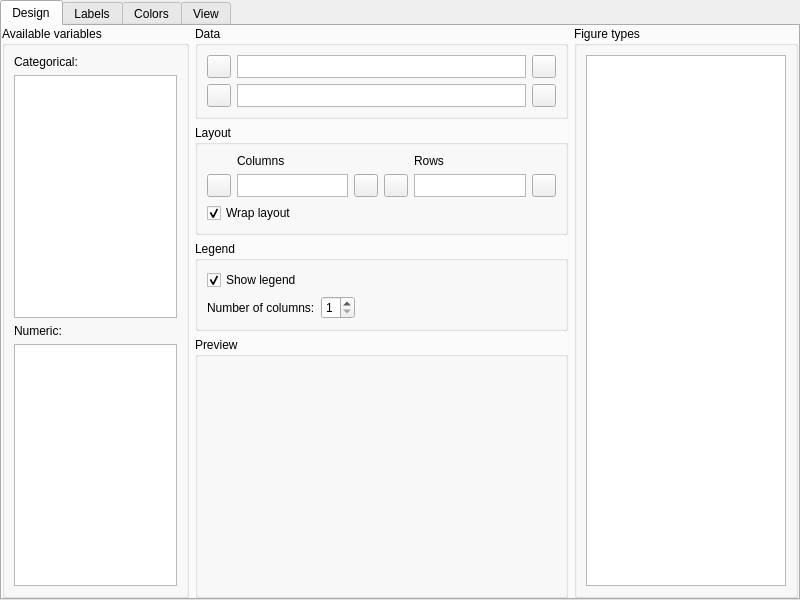
Above: coquery/gui/ui/visualizationDesigner.ui from gkunter/coquery before the change. Below: the same form after it.
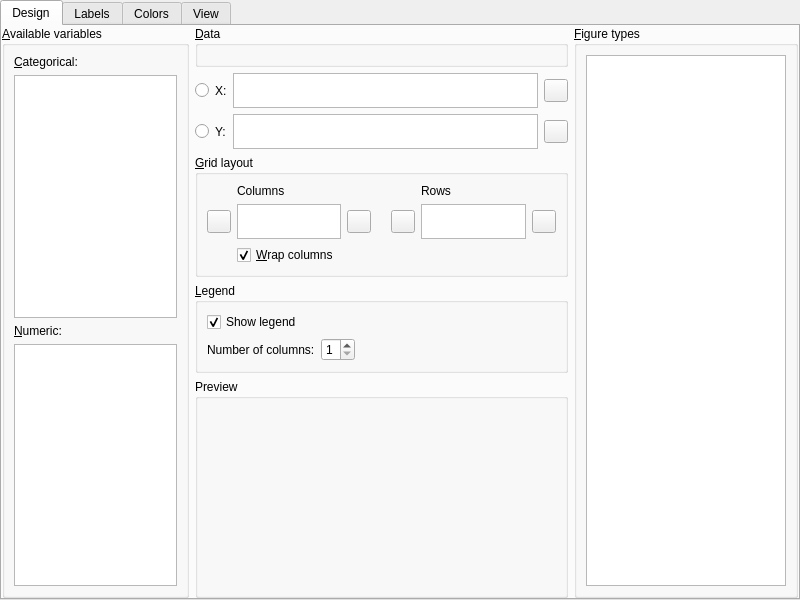
That is the form after the change. Custom widgets are drawn as their Qt base class.

Diff of the .ui file:
```diff
--- a/coquery/gui/ui/visualizationDesigner.ui
+++ b/coquery/gui/ui/visualizationDesigner.ui
@@ -33,13 +33,16 @@
        <item>
         <widget class="QGroupBox" name="group_variables">
          <property name="title">
-          <string>Available variables</string>
+          <string>&amp;Available variables</string>
          </property>
          <layout class="QVBoxLayout" name="verticalLayout_2">
           <item>
            <widget class="QLabel" name="label_3">
             <property name="text">
-             <string>Categorical:</string>
+             <string>&amp;Categorical:</string>
+            </property>
+            <property name="buddy">
+             <cstring>table_categorical</cstring>
             </property>
            </widget>
           </item>
@@ -53,7 +56,10 @@
           <item>
            <widget class="QLabel" name="label_5">
             <property name="text">
-             <string>Numeric:</string>
+             <string>&amp;Numeric:</string>
+            </property>
+            <property name="buddy">
+             <cstring>table_numerical</cstring>
             </property>
            </widget>
           </item>
@@ -68,347 +74,323 @@
         </widget>
        </item>
        <item>
-        <layout class="QVBoxLayout" name="verticalLayout_6" stretch="0,0,0,1">
+        <layout class="QVBoxLayout" name="verticalLayout_6" stretch="0,0,0,0,1">
          <item>
           <widget class="QGroupBox" name="group_data">
            <property name="title">
-            <string>Data</string>
+            <string>&amp;Data</string>
            </property>
-           <layout class="QGridLayout" name="gridLayout_4" columnstretch="0,1,0">
-            <item row="1" column="1">
-             <widget class="CoqFeatureTray" name="tray_data_y">
-              <property name="sizePolicy">
-               <sizepolicy hsizetype="Expanding" vsizetype="Ignored">
-                <horstretch>0</horstretch>
-                <verstretch>0</verstretch>
-               </sizepolicy>
-              </property>
-             </widget>
-            </item>
-            <item row="0" column="1">
-             <widget class="CoqFeatureTray" name="tray_data_x">
-              <property name="sizePolicy">
-               <sizepolicy hsizetype="Expanding" vsizetype="Ignored">
-                <horstretch>0</horstretch>
-                <verstretch>0</verstretch>
-               </sizepolicy>
-              </property>
-             </widget>
-            </item>
-            <item row="0" column="2">
-             <layout class="QVBoxLayout" name="verticalLayout_13">
-              <property name="spacing">
-               <number>0</number>
-              </property>
+           <layout class="QGridLayout" name="gridLayout_4" columnstretch="0"/>
+          </widget>
+         </item>
               <item>
-               <spacer name="verticalSpacer_13">
+          <layout class="QGridLayout" name="gridLayout_3">
+           <item row="5" column="3">
+            <spacer name="verticalSpacer_12">
                 <property name="orientation">
                  <enum>Qt::Vertical</enum>
                 </property>
+             <property name="sizeType">
+              <enum>QSizePolicy::Expanding</enum>
+             </property>
                 <property name="sizeHint" stdset="0">
                  <size>
-                  <width>0</width>
+               <width>13</width>
                   <height>0</height>
                  </size>
                 </property>
                </spacer>
               </item>
-              <item>
-               <widget class="QToolButton" name="button_clear_x">
-                <property name="text">
-                 <string/>
-                </property>
-               </widget>
-              </item>
-              <item>
+           <item row="2" column="0">
+            <spacer name="verticalSpacer_16">
+             <property name="orientation">
+              <enum>Qt::Vertical</enum>
+             </property>
+             <property name="sizeType">
+              <enum>QSizePolicy::Expanding</enum>
+             </property>
+             <property name="sizeHint" stdset="0">
+              <size>
+               <width>13</width>
+               <height>0</height>
+              </size>
+             </property>
+            </spacer>
+           </item>
+           <item row="2" column="3">
                <spacer name="verticalSpacer_14">
                 <property name="orientation">
                  <enum>Qt::Vertical</enum>
                 </property>
-                <property name="sizeHint" stdset="0">
-                 <size>
-                  <width>0</width>
-                  <height>0</height>
-                 </size>
-                </property>
-               </spacer>
-              </item>
-             </layout>
-            </item>
-            <item row="1" column="2">
-             <layout class="QVBoxLayout" name="verticalLayout_11">
-              <property name="spacing">
-               <number>0</number>
-              </property>
-              <item>
-               <spacer name="verticalSpacer_11">
-                <property name="orientation">
-                 <enum>Qt::Vertical</enum>
-                </property>
+             <property name="sizeType">
+              <enum>QSizePolicy::Expanding</enum>
+             </property>
                 <property name="sizeHint" stdset="0">
                  <size>
-                  <width>0</width>
+               <width>13</width>
                   <height>0</height>
                  </size>
                 </property>
                </spacer>
               </item>
-              <item>
+           <item row="4" column="3">
                <widget class="QToolButton" name="button_clear_y">
                 <property name="text">
                  <string/>
                 </property>
                </widget>
               </item>
-              <item>
-               <spacer name="verticalSpacer_12">
+           <item row="5" column="0">
+            <spacer name="verticalSpacer_18">
                 <property name="orientation">
                  <enum>Qt::Vertical</enum>
                 </property>
+             <property name="sizeType">
+              <enum>QSizePolicy::Expanding</enum>
+             </property>
                 <property name="sizeHint" stdset="0">
                  <size>
-                  <width>0</width>
+               <width>13</width>
                   <height>0</height>
                  </size>
                 </property>
                </spacer>
               </item>
-             </layout>
-            </item>
-            <item row="0" column="0">
-             <layout class="QVBoxLayout" name="verticalLayout_14">
-              <property name="spacing">
-               <number>0</number>
-              </property>
-              <item>
+           <item row="3" column="0">
                <spacer name="verticalSpacer_15">
                 <property name="orientation">
                  <enum>Qt::Vertical</enum>
                 </property>
+             <property name="sizeType">
+              <enum>QSizePolicy::Expanding</enum>
+             </property>
                 <property name="sizeHint" stdset="0">
                  <size>
-                  <width>0</width>
+               <width>13</width>
                   <height>0</height>
                  </size>
                 </property>
                </spacer>
               </item>
-              <item>
-               <widget class="QToolButton" name="button_data_x">
+           <item row="1" column="3">
+            <widget class="QToolButton" name="button_clear_x">
                 <property name="text">
                  <string/>
                 </property>
                </widget>
               </item>
-              <item>
-               <spacer name="verticalSpacer_16">
-                <property name="orientation">
-                 <enum>Qt::Vertical</enum>
-                </property>
-                <property name="sizeHint" stdset="0">
-                 <size>
-                  <width>0</width>
-                  <height>0</height>
-                 </size>
-                </property>
-               </spacer>
-              </item>
-             </layout>
-            </item>
-            <item row="1" column="0">
-             <layout class="QVBoxLayout" name="verticalLayout_17">
-              <property name="spacing">
-               <number>0</number>
-              </property>
-              <item>
+           <item row="0" column="0">
                <spacer name="verticalSpacer_17">
                 <property name="orientation">
                  <enum>Qt::Vertical</enum>
                 </property>
+             <property name="sizeType">
+              <enum>QSizePolicy::Expanding</enum>
+             </property>
                 <property name="sizeHint" stdset="0">
                  <size>
-                  <width>0</width>
+               <width>13</width>
                   <height>0</height>
                  </size>
                 </property>
                </spacer>
               </item>
-              <item>
-               <widget class="QToolButton" name="button_data_y">
-                <property name="text">
-                 <string/>
-                </property>
-                <property name="toolButtonStyle">
-                 <enum>Qt::ToolButtonIconOnly</enum>
-                </property>
-               </widget>
-              </item>
-              <item>
-               <spacer name="verticalSpacer_18">
+           <item row="3" column="3">
+            <spacer name="verticalSpacer_13">
+             <property name="orientation">
+              <enum>Qt::Vertical</enum>
+             </property>
+             <property name="sizeType">
+              <enum>QSizePolicy::Expanding</enum>
+             </property>
+             <property name="sizeHint" stdset="0">
+              <size>
+               <width>13</width>
+               <height>0</height>
+              </size>
+             </property>
+            </spacer>
+           </item>
+           <item row="0" column="3">
+            <spacer name="verticalSpacer_11">
                 <property name="orientation">
                  <enum>Qt::Vertical</enum>
                 </property>
+             <property name="sizeType">
+              <enum>QSizePolicy::Expanding</enum>
+             </property>
                 <property name="sizeHint" stdset="0">
                  <size>
-                  <width>0</width>
+               <width>13</width>
                   <height>0</height>
                  </size>
                 </property>
                </spacer>
               </item>
-             </layout>
-            </item>
-           </layout>
-          </widget>
+           <item row="0" column="2" rowspan="3">
+            <widget class="CoqFeatureTray" name="tray_data_x">
+             <property name="sizePolicy">
+              <sizepolicy hsizetype="Expanding" vsizetype="Ignored">
+               <horstretch>0</horstretch>
+               <verstretch>0</verstretch>
+              </sizepolicy>
+             </property>
+            </widget>
+           </item>
+           <item row="3" column="2" rowspan="3">
+            <widget class="CoqFeatureTray" name="tray_data_y">
+             <property name="sizePolicy">
+              <sizepolicy hsizetype="Expanding" vsizetype="Ignored">
+               <horstretch>0</horstretch>
+               <verstretch>0</verstretch>
+              </sizepolicy>
+             </property>
+            </widget>
+           </item>
+           <item row="4" column="0">
+            <widget class="QRadioButton" name="radio_vertical">
+             <property name="text">
+              <string/>
+             </property>
+            </widget>
+           </item>
+           <item row="1" column="0">
+            <widget class="QRadioButton" name="radio_horizontal">
+             <property name="text">
+              <string/>
+             </property>
+            </widget>
+           </item>
+           <item row="4" column="1">
+            <widget class="QLabel" name="label_6">
+             <property name="text">
+              <string>Y:</string>
+             </property>
+            </widget>
+           </item>
+           <item row="1" column="1">
+            <widget class="QLabel" name="label_7">
+             <property name="text">
+              <string>X:</string>
+             </property>
+            </widget>
+           </item>
+          </layout>
          </item>
          <item>
           <widget class="QGroupBox" name="group_layout">
            <property name="title">
-            <string>Layout</string>
+            <string>&amp;Grid layout</string>
            </property>
            <layout class="QVBoxLayout" name="verticalLayout_5">
             <item>
              <layout class="QGridLayout" name="gridLayout" columnstretch="0,0,0,0,0,0,0">
-              <item row="1" column="0">
-               <layout class="QVBoxLayout" name="verticalLayout_7">
-                <property name="spacing">
-                 <number>0</number>
-                </property>
-                <item>
-                 <spacer name="verticalSpacer_2">
-                  <property name="orientation">
-                   <enum>Qt::Vertical</enum>
-                  </property>
-                  <property name="sizeHint" stdset="0">
-                   <size>
-                    <width>0</width>
-                    <height>0</height>
-                   </size>
-                  </property>
-                 </spacer>
-                </item>
-                <item>
-                 <widget class="QToolButton" name="button_columns">
-                  <property name="text">
-                   <string/>
-                  </property>
-                 </widget>
-                </item>
-                <item>
-                 <spacer name="verticalSpacer_3">
-                  <property name="orientation">
-                   <enum>Qt::Vertical</enum>
-                  </property>
-                  <property name="sizeHint" stdset="0">
-                   <size>
-                    <width>0</width>
-                    <height>0</height>
-                   </size>
-                  </property>
-                 </spacer>
-                </item>
-               </layout>
-              </item>
-              <item row="0" column="1">
-               <widget class="QLabel" name="label_columns">
-                <property name="text">
-                 <string>Columns</string>
-                </property>
-               </widget>
-              </item>
               <item row="0" column="5">
                <widget class="QLabel" name="label_rows">
+                <property name="sizePolicy">
+                 <sizepolicy hsizetype="Expanding" vsizetype="Preferred">
+                  <horstretch>0</horstretch>
+                  <verstretch>0</verstretch>
+                 </sizepolicy>
+                </property>
                 <property name="text">
                  <string>Rows</string>
                 </property>
                </widget>
               </item>
-              <item row="1" column="3">
-               <spacer name="horizontalSpacer_4">
-                <property name="orientation">
-                 <enum>Qt::Horizontal</enum>
-                </property>
-                <property name="sizeType">
-                 <enum>QSizePolicy::Expanding</enum>
-                </property>
-                <property name="sizeHint" stdset="0">
-                 <size>
-                  <width>40</width>
-                  <height>20</height>
-                 </size>
-                </property>
-               </spacer>
-              </item>
-              <item row="1" column="5">
-               <widget class="CoqFeatureTray" name="tray_rows">
-                <property name="sizePolicy">
-                 <sizepolicy hsizetype="Expanding" vsizetype="Ignored">
-                  <horstretch>0</horstretch>
-                  <verstretch>0</verstretch>
-                 </sizepolicy>
-                </property>
-               </widget>
-              </item>
-              <item row="1" column="1">
-               <widget class="CoqFeatureTray" name="tray_columns">
-                <property name="sizePolicy">
-                 <sizepolicy hsizetype="Expanding" vsizetype="Ignored">
-                  <horstretch>0</horstretch>
-                  <verstretch>0</verstretch>
-                 </sizepolicy>
-                </property>
-               </widget>
-              </item>
-              <item row="1" column="2">
-               <layout class="QVBoxLayout" name="verticalLayout_8">
-                <property name="spacing">
-                 <number>0</number>
-                </property>
-                <item>
-                 <spacer name="verticalSpacer_5">
+              <item row="3" column="0">
+               <spacer name="verticalSpacer_3">
                   <property name="orientation">
                    <enum>Qt::Vertical</enum>
                   </property>
                   <property name="sizeHint" stdset="0">
                    <size>
-                    <width>0</width>
+                  <width>13</width>
                     <height>0</height>
                    </size>
                   </property>
                  </spacer>
                 </item>
-                <item>
+              <item row="2" column="2">
                  <widget class="QToolButton" name="button_clear_columns">
                   <property name="text">
                    <string/>
                   </property>
                  </widget>
                 </item>
-                <item>
+              <item row="3" column="4">
+               <spacer name="verticalSpacer_10">
+                <property name="orientation">
+                 <enum>Qt::Vertical</enum>
+                </property>
+                <property name="sizeHint" stdset="0">
+                 <size>
+                  <width>13</width>
+                  <height>0</height>
+                 </size>
+                </property>
+               </spacer>
+              </item>
+              <item row="1" column="2">
+               <spacer name="verticalSpacer_5">
+                <property name="orientation">
+                 <enum>Qt::Vertical</enum>
+                </property>
+                <property name="sizeType">
+                 <enum>QSizePolicy::Expanding</enum>
+                </property>
+                <property name="sizeHint" stdset="0">
+                 <size>
+                  <width>0</width>
+                  <height>0</height>
+                 </size>
+                </property>
+               </spacer>
+              </item>
+              <item row="3" column="2">
                  <spacer name="verticalSpacer_6">
                   <property name="orientation">
                    <enum>Qt::Vertical</enum>
                   </property>
                   <property name="sizeHint" stdset="0">
                    <size>
-                    <width>0</width>
+                  <width>13</width>
                     <height>0</height>
                    </size>
                   </property>
                  </spacer>
                 </item>
-               </layout>
+              <item row="2" column="3">
+               <spacer name="horizontalSpacer_4">
+                <property name="orientation">
+                 <enum>Qt::Horizontal</enum>
+                </property>
+                <property name="sizeType">
+                 <enum>QSizePolicy::MinimumExpanding</enum>
+                </property>
+                <property name="sizeHint" stdset="0">
+                 <size>
+                  <width>14</width>
+                  <height>20</height>
+                 </size>
+                </property>
+               </spacer>
               </item>
-              <item row="1" column="4">
-               <layout class="QVBoxLayout" name="verticalLayout_10">
-                <property name="spacing">
-                 <number>0</number>
+              <item row="2" column="0">
+               <widget class="QToolButton" name="button_columns">
+                <property name="text">
+                 <string/>
                 </property>
-                <item>
-                 <spacer name="verticalSpacer_9">
+               </widget>
+              </item>
+              <item row="1" column="0">
+               <spacer name="verticalSpacer_2">
                   <property name="orientation">
                    <enum>Qt::Vertical</enum>
                   </property>
+                <property name="sizeType">
+                 <enum>QSizePolicy::Expanding</enum>
+                </property>
                   <property name="sizeHint" stdset="0">
                    <size>
                     <width>0</width>
@@ -417,38 +399,31 @@
                   </property>
                  </spacer>
                 </item>
-                <item>
+              <item row="2" column="4">
                  <widget class="QToolButton" name="button_rows">
                   <property name="text">
                    <string/>
                   </property>
                  </widget>
                 </item>
-                <item>
-                 <spacer name="verticalSpacer_10">
-                  <property name="orientation">
-                   <enum>Qt::Vertical</enum>
-                  </property>
-                  <property name="sizeHint" stdset="0">
-                   <size>
-                    <width>0</width>
-                    <height>0</height>
-                   </size>
-                  </property>
-                 </spacer>
-                </item>
-               </layout>
+              <item row="1" column="5" rowspan="3">
+               <widget class="CoqFeatureTray" name="tray_rows">
+                <property name="sizePolicy">
+                 <sizepolicy hsizetype="Expanding" vsizetype="Ignored">
+                  <horstretch>0</horstretch>
+                  <verstretch>0</verstretch>
+                 </sizepolicy>
+                </property>
+               </widget>
               </item>
               <item row="1" column="6">
-               <layout class="QVBoxLayout" name="verticalLayout_9">
-                <property name="spacing">
-                 <number>0</number>
-                </property>
-                <item>
                  <spacer name="verticalSpacer_7">
                   <property name="orientation">
                    <enum>Qt::Vertical</enum>
                   </property>
+                <property name="sizeType">
+                 <enum>QSizePolicy::Expanding</enum>
+                </property>
                   <property name="sizeHint" stdset="0">
                    <size>
                     <width>0</width>
@@ -457,39 +432,76 @@
                   </property>
                  </spacer>
                 </item>
-                <item>
-                 <widget class="QToolButton" name="button_clear_rows">
-                  <property name="text">
-                   <string/>
-                  </property>
-                 </widget>
-                </item>
-                <item>
+              <item row="1" column="4">
+               <spacer name="verticalSpacer_9">
+                <property name="orientation">
+                 <enum>Qt::Vertical</enum>
+                </property>
+                <property name="sizeType">
+                 <enum>QSizePolicy::Expanding</enum>
+                </property>
+                <property name="sizeHint" stdset="0">
+                 <size>
+                  <width>0</width>
+                  <height>0</height>
+                 </size>
+                </property>
+               </spacer>
+              </item>
+              <item row="3" column="6">
                  <spacer name="verticalSpacer_8">
                   <property name="orientation">
                    <enum>Qt::Vertical</enum>
                   </property>
                   <property name="sizeHint" stdset="0">
                    <size>
-                    <width>0</width>
+                  <width>13</width>
                     <height>0</height>
                    </size>
                   </property>
                  </spacer>
                 </item>
-               </layout>
+              <item row="2" column="6">
+               <widget class="QToolButton" name="button_clear_rows">
+                <property name="text">
+                 <string/>
+                </property>
+               </widget>
               </item>
-             </layout>
-            </item>
-            <item>
+              <item row="1" column="1" rowspan="3">
+               <widget class="CoqFeatureTray" name="tray_columns">
+                <property name="sizePolicy">
+                 <sizepolicy hsizetype="Expanding" vsizetype="Ignored">
+                  <horstretch>0</horstretch>
+                  <verstretch>0</verstretch>
+                 </sizepolicy>
+                </property>
+               </widget>
+              </item>
+              <item row="0" column="1">
+               <widget class="QLabel" name="label_columns">
+                <property name="sizePolicy">
+                 <sizepolicy hsizetype="Expanding" vsizetype="Preferred">
+                  <horstretch>0</horstretch>
+                  <verstretch>0</verstretch>
+                 </sizepolicy>
+                </property>
+                <property name="text">
+                 <string>Columns</string>
+                </property>
+               </widget>
+              </item>
+              <item row="4" column="1" colspan="2">
              <widget class="QCheckBox" name="check_wrap_layout">
               <property name="text">
-               <string>Wrap layout</string>
+                 <string>&amp;Wrap columns</string>
               </property>
               <property name="checked">
                <bool>true</bool>
               </property>
              </widget>
+              </item>
+             </layout>
             </item>
            </layout>
           </widget>
@@ -497,7 +509,7 @@
          <item>
           <widget class="QGroupBox" name="group_legend">
            <property name="title">
-            <string>Legend</string>
+            <string>&amp;Legend</string>
            </property>
            <layout class="QVBoxLayout" name="verticalLayout_4">
             <item>
@@ -573,7 +585,7 @@
        <item>
         <widget class="QGroupBox" name="group_figures">
          <property name="title">
-          <string>Figure types</string>
+          <string>&amp;Figure types</string>
          </property>
          <layout class="QVBoxLayout" name="verticalLayout_3">
           <item>
```
Left out of the diff: 201 changed lines with no effect on the pictures. Lines whose indentation alone changed are shown as unchanged.
